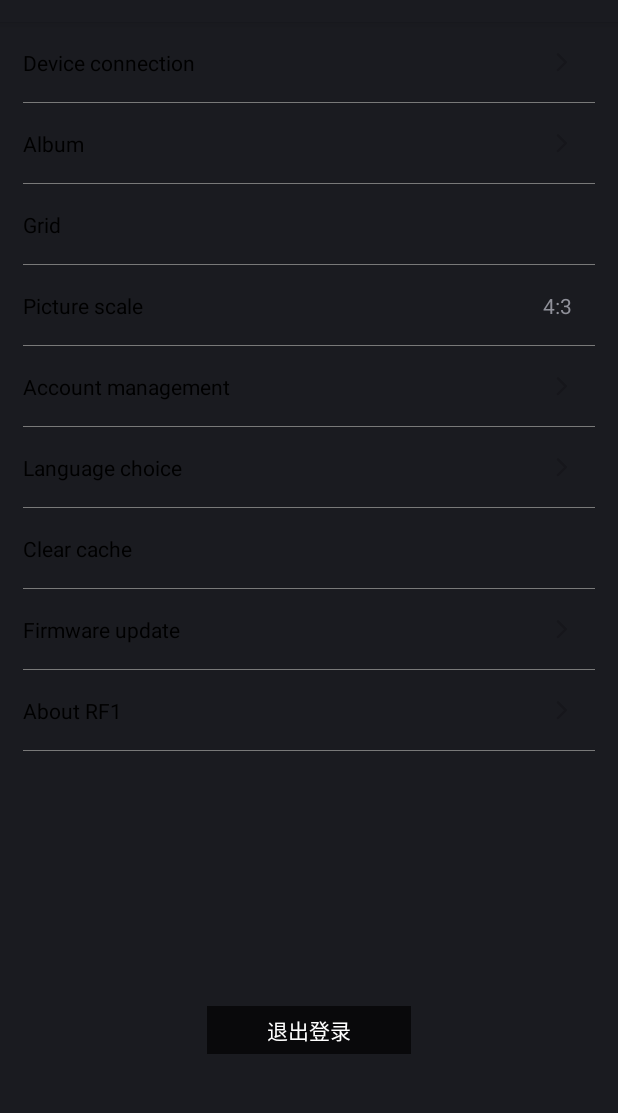
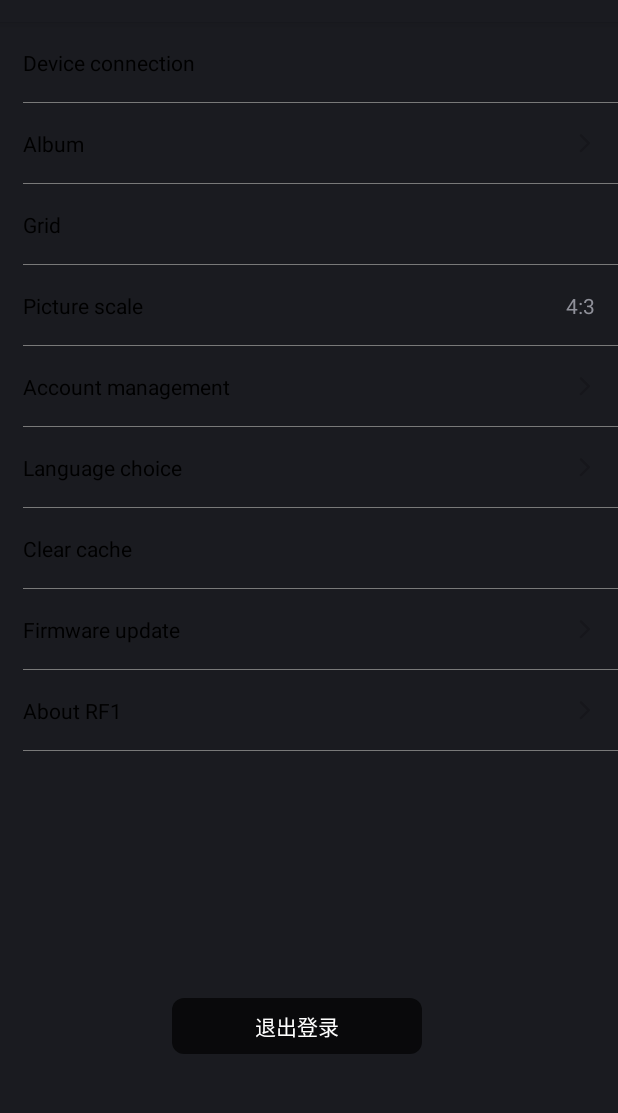
Before and after one commit to lemonzhao666/GodoxLight, an Android app: the layout activity_setting.xml on its own in the app's theme, with its tools: preview values and no code run, on a phone screen of 412 x 824 dp, the part 62-1175 px from its top. Run offline under Robolectric (Android 15) with nearby library versions, the phone set to English and light mode, and no system bars.

Commit message:
部分街面样式调整

```diff
--- a/app/src/main/java/com/godox/light/CameraActivity.java
+++ b/app/src/main/java/com/godox/light/CameraActivity.java
@@ -123,7 +123,6 @@ public class CameraActivity extends BaseActivity implements EventListener<String
             CameraParamList.getInstance().getCameraParamList().clear();
             CameraManager cameraManager = (CameraManager) getSystemService(Context.CAMERA_SERVICE);
             String[] cameraIdList = cameraManager.getCameraIdList();
-            CameraParamList cameraParamList = CameraParamList.getInstance();
             for (String id : cameraIdList) {
                 CameraCharacteristics cameraCharacteristics = cameraManager.getCameraCharacteristics(id);
                 Integer facing = cameraCharacteristics.get(CameraCharacteristics.LENS_FACING);
--- a/app/src/main/java/com/godox/light/view/GridLineView.java
+++ b/app/src/main/java/com/godox/light/view/GridLineView.java
@@ -92,7 +92,7 @@ public class GridLineView extends View {
         mPaint.setDither(true);
         mPaint.setColor(Color.WHITE);
         mPaint.setStyle(Paint.Style.FILL);
-        mPaint.setStrokeWidth((float) 2.0);
+        mPaint.setStrokeWidth((float) 1.5);
     }
 
     public void setWh(int w, int h, int type) {
--- /dev/null
+++ b/app/src/main/res/drawable/shape_logout.xml
@@ -0,0 +1,5 @@
+<?xml version="1.0" encoding="utf-8"?>
+<shape xmlns:android="http://schemas.android.com/apk/res/android">
+     <corners android:radius="8dp"></corners>
+    <solid android:color="#aa000000"></solid>
+</shape>
--- a/app/src/main/res/layout/activity_setting.xml
+++ b/app/src/main/res/layout/activity_setting.xml
@@ -5,7 +5,6 @@
     android:layout_height="match_parent"
     android:orientation="vertical"
     android:paddingLeft="15dp"
-    android:paddingRight="15dp"
     tools:context=".SettingActivity">
 
     <FrameLayout
@@ -21,7 +20,7 @@
             android:textColor="#ff000000"
             android:textSize="14sp" />
 
-        <ImageView
+        <TextView
             android:layout_width="wrap_content"
             android:layout_height="wrap_content"
             android:layout_gravity="center_vertical|right"
@@ -266,12 +265,13 @@
             android:layout_height="wrap_content"
             android:layout_gravity="center_horizontal|bottom"
             android:layout_marginBottom="80dp"
-            android:background="#aa000000"
-            android:paddingLeft="40dp"
-            android:paddingTop="5dp"
-            android:paddingRight="40dp"
-            android:paddingBottom="5dp"
+            android:background="@drawable/shape_logout"
+            android:paddingLeft="55dp"
+            android:paddingTop="8dp"
+            android:paddingRight="55dp"
+            android:paddingBottom="8dp"
             android:text="退出登录"
+            android:layout_marginRight="15dp"
             android:textColor="@color/white" />
     </FrameLayout>
 
--- a/base/build.gradle
+++ b/base/build.gradle
@@ -39,6 +39,6 @@ dependencies {
     api 'com.jakewharton:butterknife:7.0.0'
     api 'com.squareup.retrofit2:retrofit:2.2.0'
     api 'com.squareup.retrofit2:converter-gson:2.2.0'
-//    api 'com.squareup.retrofit2:adapter-rxjava2:2.2.0'
+    api 'com.squareup.retrofit2:adapter-rxjava2:2.2.0'
     api 'io.reactivex.rxjava2:rxandroid:2.1.0'
 }
--- a/base/src/main/res/values/colors.xml
+++ b/base/src/main/res/values/colors.xml
@@ -10,6 +10,7 @@
     <color name="colorAccent">#D81B60</color>
     <color name="yellow">#C26132</color>
     <color name="transparent_88">#88000000</color>
+    <color name="transparent_99">#99000000</color>
     <color name="transparent">#00000000</color>
     <color name="translucent_background">#80000000</color>
     <color name="translucent_22">#33000000</color>
```
Also changed, not shown: app/src/main/res/layout/fragment_camera.xml (+13 -13 lines).
